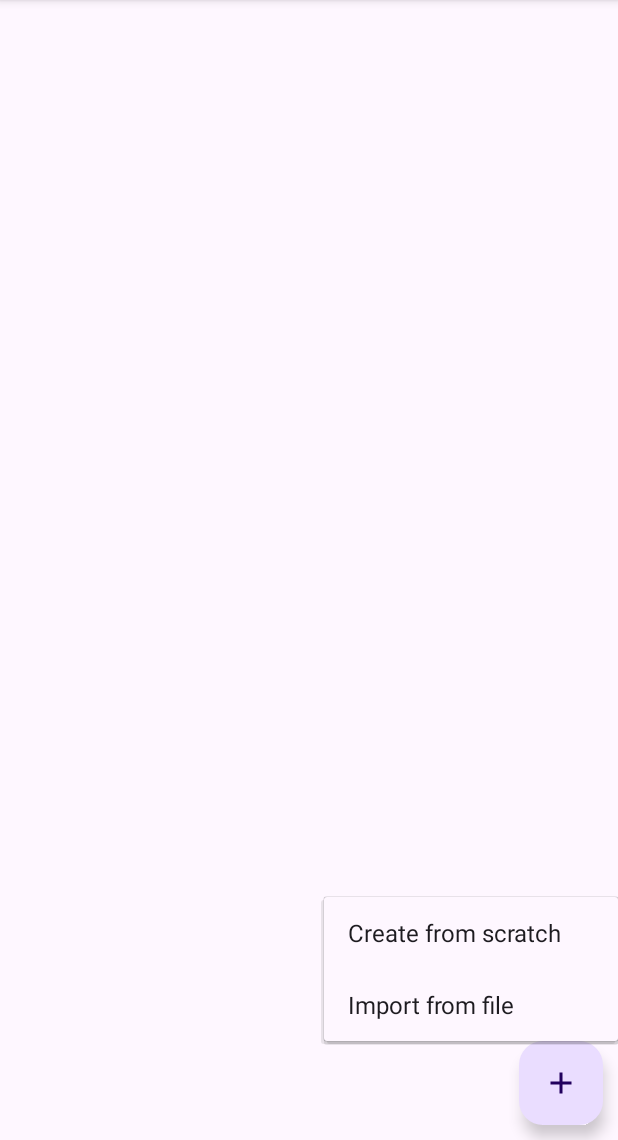
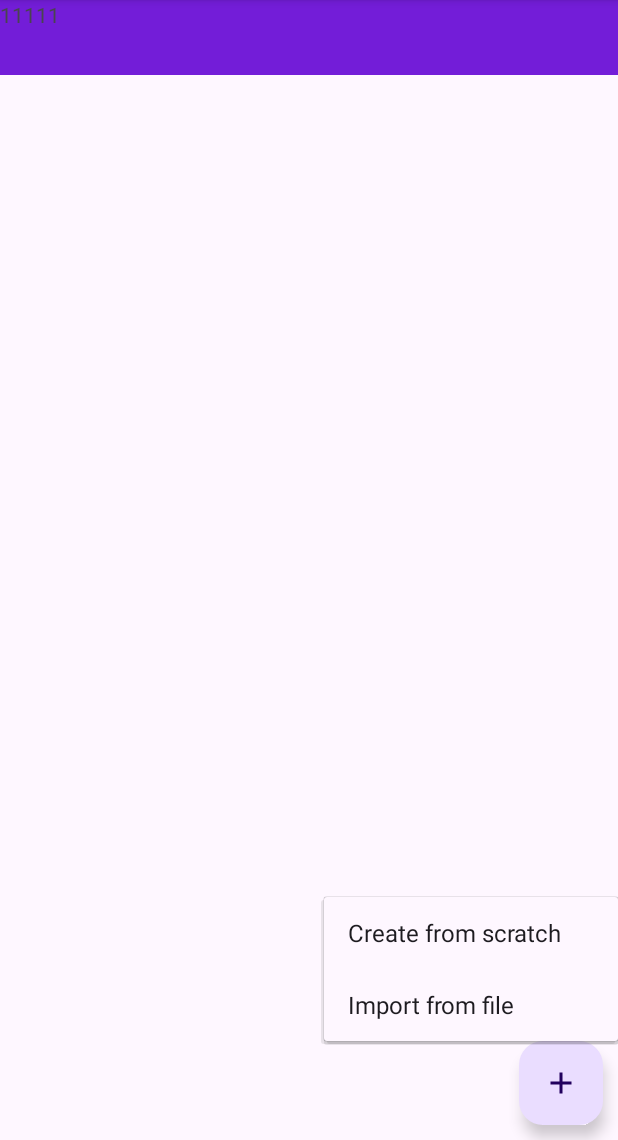
Before and after one commit to alterdekim/JAAV, an Android app: the screen it shows after launch (MainActivity), after a tap on an icon or button, on a phone screen of 412 x 824 dp, the part 96-1236 px from its top. Run offline under Robolectric (Android 15) with nearby library versions, the phone set to English and light mode, and no system bars; our stand-ins replace Room's generated code, RxJava; 2 statements that could not run were skipped.

Commit message:
GUI stuff

```diff
--- a/build.gradle
+++ b/build.gradle
@@ -69,6 +69,7 @@ dependencies {
     implementation 'io.reactivex.rxjava3:rxjava:3.1.5'
     compileOnly 'org.projectlombok:lombok:1.18.34'
     annotationProcessor 'org.projectlombok:lombok:1.18.34'
+    implementation 'androidx.coordinatorlayout:coordinatorlayout:1.1.0'
     annotationProcessor libs.room.compiler
     testImplementation libs.junit
     androidTestImplementation libs.ext.junit
--- a/src/main/java/com/alterdekim/fridaapp/activity/MainActivity.java
+++ b/src/main/java/com/alterdekim/fridaapp/activity/MainActivity.java
@@ -39,10 +39,15 @@ import java.io.IOException;
 import java.nio.charset.StandardCharsets;
 import java.util.Iterator;
 
+import lombok.Getter;
+
 public class MainActivity extends AppCompatActivity implements PopupMenu.OnMenuItemClickListener {
     private static final String TAG = MainActivity.class.getSimpleName();
 
     private MainActivityController controller;
+
+    @Getter
+    private LinearLayout cfg_list;
 
     ActivityResultLauncher<Intent> someActivityResultLauncher = registerForActivityResult(
             new ActivityResultContracts.StartActivityForResult(),
@@ -53,7 +58,7 @@ public class MainActivity extends AppCompatActivity implements PopupMenu.OnMenuI
                     String raw_data = Util.readTextFromUri(this, data.getData());
                     String name = Util.getFilenameFromUri(this, data.getData());
                     String b32 = Base32.builder().get().encodeToString(raw_data.getBytes(StandardCharsets.UTF_8));
-                    db.userDao().insertAll(new Config(name, b32));
+                    this.controller.insertNewConfig(name, b32);
                 } catch (IOException e) {
                     Log.e(TAG, e.getMessage());
                 }
@@ -75,12 +80,12 @@ public class MainActivity extends AppCompatActivity implements PopupMenu.OnMenuI
 
         ControllerManager.putController(new MainActivityController());
         this.controller = (MainActivityController) ControllerManager.getController(ControllerId.MainActivityController);
-
         ViewCompat.setOnApplyWindowInsetsListener(findViewById(R.id.main), (v, insets) -> {
             Insets systemBars = insets.getInsets(WindowInsetsCompat.Type.systemBars());
             v.setPadding(systemBars.left, systemBars.top, systemBars.right, systemBars.bottom);
             return insets;
         });
+        this.cfg_list = (LinearLayout) findViewById(R.id.config_list);
 
         this.controller.onCreateGUI(this);
 
@@ -90,27 +95,6 @@ public class MainActivity extends AppCompatActivity implements PopupMenu.OnMenuI
             popup.getMenuInflater().inflate(R.menu.mm, popup.getMenu());
             popup.show();
         });
-
-
-        LinearLayout cfg_list = (LinearLayout) findViewById(R.id.config_list);
-        LayoutInflater inflater = getLayoutInflater();
-        Iterator<Config> iter = db.userDao().getAll().iterator();
-        while( iter.hasNext() ) {
-            Config config = iter.next();
-            View cfg_instance = inflater.inflate(R.layout.single_config, cfg_list, false);
-            TextView view_name = (TextView) cfg_instance.findViewById(R.id.config_name);
-            SwitchMaterial view_switch = (SwitchMaterial) cfg_instance.findViewById(R.id.config_switch);
-            //view_switch.setUseMaterialThemeColors(true);
-            view_switch.setOnCheckedChangeListener(new CompoundButton.OnCheckedChangeListener() {
-                @Override
-                public void onCheckedChanged(CompoundButton compoundButton, boolean b) {
-                    Log.i(TAG, "onCheckedChanged " + b);
-                }
-            });
-            view_name.setText(config.title);
-
-            if( iter.hasNext() ) inflater.inflate(R.layout.single_divider, cfg_list, false);
-        }
     }
 
     @Override
--- a/src/main/java/com/alterdekim/fridaapp/controller/MainActivityController.java
+++ b/src/main/java/com/alterdekim/fridaapp/controller/MainActivityController.java
@@ -1,13 +1,32 @@
 package com.alterdekim.fridaapp.controller;
+
+import android.util.Log;
+import android.view.LayoutInflater;
+import android.view.View;
+import android.widget.TextView;
+import android.widget.Toast;
 
 import androidx.appcompat.app.AppCompatActivity;
 import androidx.room.Room;
 
+import com.alterdekim.fridaapp.R;
+import com.alterdekim.fridaapp.activity.MainActivity;
 import com.alterdekim.fridaapp.room.AppDatabase;
+import com.alterdekim.fridaapp.room.Config;
+import com.google.android.material.switchmaterial.SwitchMaterial;
+
+import io.reactivex.rxjava3.android.schedulers.AndroidSchedulers;
+import io.reactivex.rxjava3.functions.Action;
+import io.reactivex.rxjava3.functions.Consumer;
+import io.reactivex.rxjava3.schedulers.Schedulers;
 
 public class MainActivityController implements IController {
 
+    private static final String TAG = MainActivityController.class.getSimpleName();
+
     private AppDatabase db;
+
+    private MainActivity mainActivity;
 
     @Override
     public ControllerId getControllerId() {
@@ -17,5 +36,35 @@ public class MainActivityController implements IController {
     @Override
     public void onCreateGUI(AppCompatActivity activity) {
         this.db = Room.databaseBuilder(activity.getApplicationContext(), AppDatabase.class, "def-db").build();
+        this.mainActivity = (MainActivity) activity;
+        this.initConfigListGUI();
+    }
+
+    private void initConfigListGUI() {
+        LayoutInflater inflater = this.mainActivity.getLayoutInflater();
+        this.mainActivity.getCfg_list().removeAllViews();
+        this.db.userDao().getAll()
+                .subscribeOn(Schedulers.io())
+                .observeOn(AndroidSchedulers.mainThread())
+                .doOnNext(config -> {
+                    View cfg_instance = inflater.inflate(R.layout.single_config, this.mainActivity.getCfg_list(), false);
+                    this.mainActivity.getCfg_list().addView(cfg_instance);
+                    TextView view_name = (TextView) cfg_instance.findViewById(R.id.config_name);
+                    SwitchMaterial view_switch = (SwitchMaterial) cfg_instance.findViewById(R.id.config_switch);
+                    view_switch.setUseMaterialThemeColors(true);
+                    view_switch.setOnCheckedChangeListener((compoundButton, b) -> Log.i(TAG, "onCheckedChanged " + b));
+                    view_name.setText(config.title);
+                })
+                .doAfterNext(config -> inflater.inflate(R.layout.single_divider, this.mainActivity.getCfg_list(), false))
+                .subscribe();
+    }
+
+    public void insertNewConfig(String name, String b32) {
+        db.userDao().insertAll(new Config(name, b32))
+                .subscribeOn(Schedulers.io())
+                .observeOn(AndroidSchedulers.mainThread())
+                .doOnError(throwable -> Toast.makeText(MainActivityController.this.mainActivity, R.string.config_adding_error, Toast.LENGTH_LONG).show())
+                .doOnComplete(this::initConfigListGUI)
+                .subscribe();
     }
 }
--- a/src/main/java/com/alterdekim/fridaapp/room/Config.java
+++ b/src/main/java/com/alterdekim/fridaapp/room/Config.java
@@ -13,7 +13,7 @@ import lombok.Setter;
 @Getter
 @Setter
 public class Config {
-    @PrimaryKey
+    @PrimaryKey(autoGenerate = true)
     public int uid;
 
     @ColumnInfo(name = "title")
--- a/src/main/java/com/alterdekim/fridaapp/room/ConfigDAO.java
+++ b/src/main/java/com/alterdekim/fridaapp/room/ConfigDAO.java
@@ -5,23 +5,24 @@ import androidx.room.Delete;
 import androidx.room.Insert;
 import androidx.room.Query;
 
-import java.util.List;
-import java.util.Optional;
+import io.reactivex.rxjava3.core.Completable;
+import io.reactivex.rxjava3.core.Observable;
+import io.reactivex.rxjava3.core.Single;
 
 @Dao
 public interface ConfigDAO {
     @Query("SELECT * FROM config")
-    List<Config> getAll();
+    Observable<Config> getAll();
 
     @Query("SELECT * FROM config WHERE uid IN (:cfgIds)")
-    List<Config> loadAllByIds(int[] cfgIds);
+    Observable<Config> loadAllByIds(int[] cfgIds);
 
     @Query("SELECT * FROM config WHERE uid = :cfgId")
-    Optional<Config> loadById(int cfgId);
+    Single<Config> loadById(int cfgId);
 
     @Insert
-    void insertAll(Config... users);
+    Completable insertAll(Config... users);
 
     @Delete
-    void delete(Config user);
+    Completable delete(Config user);
 }
--- a/src/main/res/layout/activity_main.xml
+++ b/src/main/res/layout/activity_main.xml
@@ -25,10 +25,28 @@
     </androidx.constraintlayout.widget.ConstraintLayout>
 
     <LinearLayout
-        android:id="@+id/config_list"
         android:layout_width="match_parent"
         android:layout_height="match_parent"
         android:orientation="vertical">
 
+        <LinearLayout
+            android:layout_width="match_parent"
+            android:layout_height="50dp"
+            android:background="@color/colorPrimary">
+
+            <TextView
+                android:layout_width="wrap_content"
+                android:layout_height="wrap_content"
+                android:text="11111" />
+        </LinearLayout>
+
+        <LinearLayout
+            android:id="@+id/config_list"
+            android:layout_width="match_parent"
+            android:layout_height="match_parent"
+            android:orientation="vertical">
+
+        </LinearLayout>
+
     </LinearLayout>
 </FrameLayout>
--- a/src/main/res/values/strings.xml
+++ b/src/main/res/values/strings.xml
@@ -2,4 +2,5 @@
     <string name="app_name">Frida</string>
     <string name="create_config">Create from scratch</string>
     <string name="import_config">Import from file</string>
+    <string name="config_adding_error">Cannot add new config</string>
 </resources>
```
